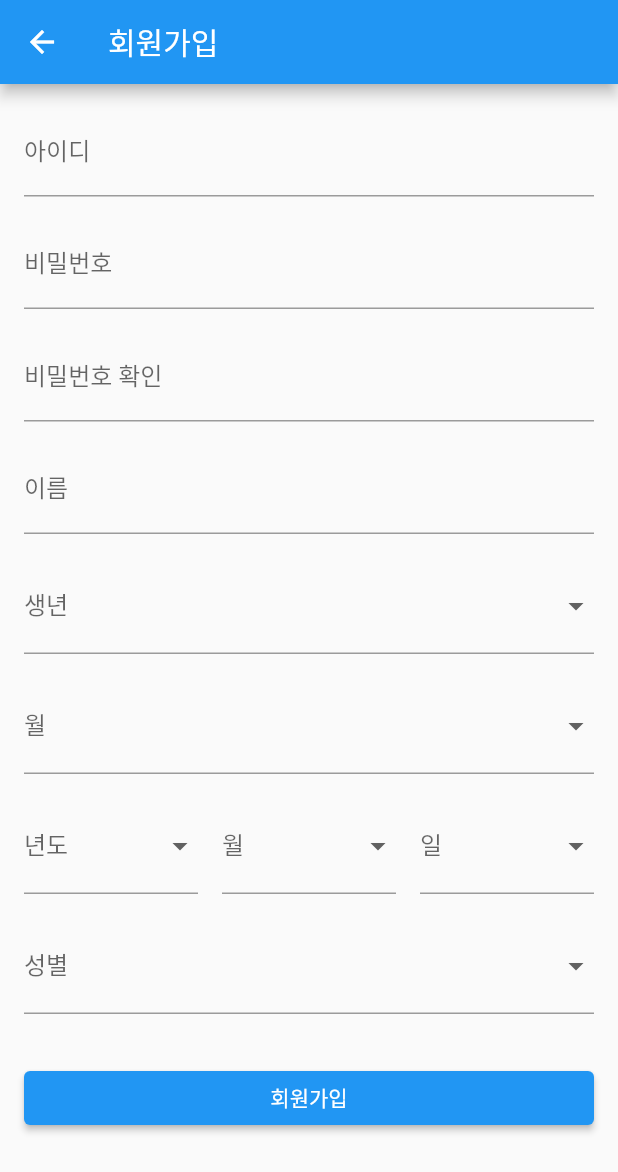
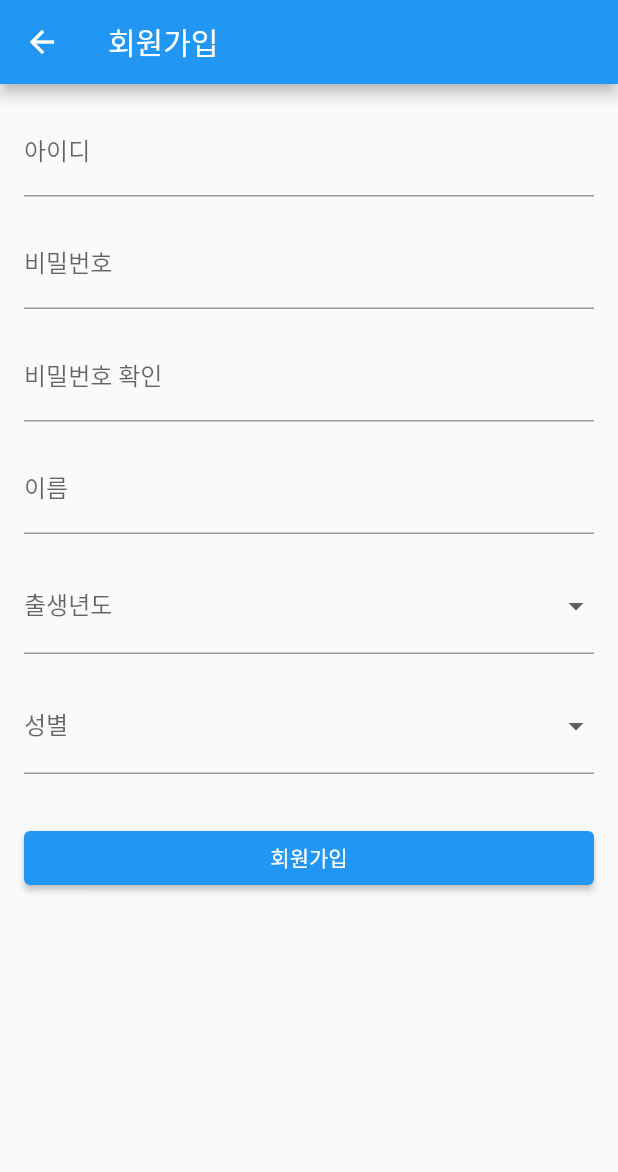
Before and after one commit to Recyclingbottle/login_flutter, a Flutter app: the SignUpPage screen opened directly, on a phone screen of 412 x 824 dp. Shown: the top 1172 px of the screen. Run offline on Flutter 3.47's test engine with Material 2 defaults, Android fonts, the phone set to English and light mode, and no system bars; our stand-ins replace firebase_auth, firebase_core; accounts and stored records are empty.

Commit message:
회원가입 페이지, 카카오 로그인&회원가입 페이지

```diff
--- a/lib/SignUpPage.dart
+++ b/lib/SignUpPage.dart
@@ -11,19 +11,11 @@ class _SignUpPageState extends State<SignUpPage> {
   final _passwordController = TextEditingController();
   final _confirmPasswordController = TextEditingController();
   final _nameController = TextEditingController();
-  final _birthController = TextEditingController();
   String? _selectedGender;
+  int? _selectedBirthYear;
 
-
-  // 생년월일 선택용 드롭다운 메뉴에 사용될 아이템 리스트
-  final _yearList = List.generate(100, (index) => 2022 - index);
-  final _monthList = List.generate(12, (index) => index + 1);
-  final _dayList = List.generate(31, (index) => index + 1);
-
-// 생년월일 선택용 드롭다운 메뉴의 선택된 값
-  int? _selectedYear;
-  int? _selectedMonth;
-  int? _selectedDay;
+  // 출생년도 선택용 드롭다운 메뉴에 사용될 아이템 리스트
+  final _birthYearList = List.generate(100, (index) => 2022 - index);
 
   @override
   Widget build(BuildContext context) {
@@ -31,7 +23,8 @@ class _SignUpPageState extends State<SignUpPage> {
         appBar: AppBar(
           title: Text('회원가입'),
         ),
-      body: Padding(
+        body: SingleChildScrollView(
+          child: Padding(
             padding: const EdgeInsets.all(16.0),
             child: Form(
               key: _formKey,
@@ -96,8 +89,8 @@ class _SignUpPageState extends State<SignUpPage> {
                   ),
                   SizedBox(height: 16.0),
                   DropdownButtonFormField<int>(
-              value: _selectedYear,
-              items: _yearList.map((year) {
+                    value: _selectedBirthYear,
+                    items: _birthYearList.map((year) {
                       return DropdownMenuItem<int>(
                         value: year,
                         child: Text('$year년'),
@@ -105,124 +98,18 @@ class _SignUpPageState extends State<SignUpPage> {
                     }).toList(),
                     onChanged: (value) {
                       setState(() {
-                  _selectedYear = value;
+                        _selectedBirthYear = value;
                       });
                     },
                     decoration: InputDecoration(
-                labelText: '생년',
+                      labelText: '출생년도',
                     ),
                     validator: (value) {
                       if (value == null) {
-                  return '생년을 선택하세요';
+                        return '출생년도를 선택하세요';
                       }
                       return null;
                     },
-            ),
-            SizedBox(height: 16.0),
-            DropdownButtonFormField<int>(
-              value: _selectedMonth,
-              items: _monthList.map((month) {
-                return DropdownMenuItem<int>(
-                  value: month,
-                  child: Text('$month월'),
-                );
-              }).toList(),
-              onChanged: (value) {
-                setState(() {
-                  _selectedMonth = value;
-                });
-              },
-              decoration: InputDecoration(
-                labelText: '월',
-              ),
-              validator: (value) {
-                if (value == null) {
-                  return '월을 선택하세요';
-                }
-                return null;
-              },
-            ),
-            SizedBox(height: 16.0),
-              Row(
-                children: [
-                  Expanded(
-                    child: DropdownButtonFormField<int>(
-                      value: _selectedYear,
-                      items: _yearList.map((year) {
-                        return DropdownMenuItem<int>(
-                          value: year,
-                          child: Text('$year년'),
-                        );
-                      }).toList(),
-                      onChanged: (value) {
-                        setState(() {
-                          _selectedYear = value;
-                        });
-                      },
-                      decoration: InputDecoration(
-                        labelText: '년도',
-                      ),
-                      validator: (value) {
-                        if (value == null) {
-                          return '년도를 선택하세요';
-                        }
-                        return null;
-                      },
-                    ),
-                  ),
-                  SizedBox(width: 16.0),
-                  Expanded(
-                    child: DropdownButtonFormField<int>(
-                      value: _selectedMonth,
-                      items: _monthList.map((month) {
-                        return DropdownMenuItem<int>(
-                          value: month,
-                          child: Text('$month월'),
-                        );
-                      }).toList(),
-                      onChanged: (value) {
-                        setState(() {
-                          _selectedMonth = value;
-                        });
-                      },
-                      decoration: InputDecoration(
-                        labelText: '월',
-                      ),
-                      validator: (value) {
-                        if (value == null) {
-                          return '월을 선택하세요';
-                        }
-                        return null;
-                      },
-                    ),
-                  ),
-                  SizedBox(width: 16.0),
-                  Expanded(
-                    child: DropdownButtonFormField<int>(
-                      value: _selectedDay,
-                      items: _dayList.map((day) {
-                        return DropdownMenuItem<int>(
-                          value: day,
-                          child: Text('$day일'),
-                        );
-                      }).toList(),
-                      onChanged: (value) {
-                        setState(() {
-                          _selectedDay = value;
-                        });
-                      },
-                      decoration: InputDecoration(
-                        labelText: '일',
-                      ),
-                      validator: (value) {
-                        if (value == null) {
-                          return '일을 선택하세요';
-                        }
-                        return null;
-                      },
-                    ),
-                  ),
-                ],
                   ),
                   SizedBox(height: 16.0),
                   DropdownButtonFormField<String>(
@@ -264,6 +151,6 @@ class _SignUpPageState extends State<SignUpPage> {
               ),
             ),
           ),
-    );
+        ));
   }
 }
--- a/pubspec.yaml
+++ b/pubspec.yaml
@@ -30,9 +30,9 @@ environment:
 dependencies:
   flutter:
     sdk: flutter
-  kakao_flutter_sdk : ^1.4.1
-
-
+  http: ^0.13.3
+  firebase_core: ^2.9.0
+  firebase_auth: ^4.4.0
   # The following adds the Cupertino Icons font to your application.
   # Use with the CupertinoIcons class for iOS style icons.
   cupertino_icons: ^1.0.2
```
Also changed, not shown: lib/MainPage.dart (added, +34 -0 lines), lib/main.dart (+22 -3 lines), pubspec.lock, 4 other files. Lines whose indentation alone changed are shown as unchanged.
